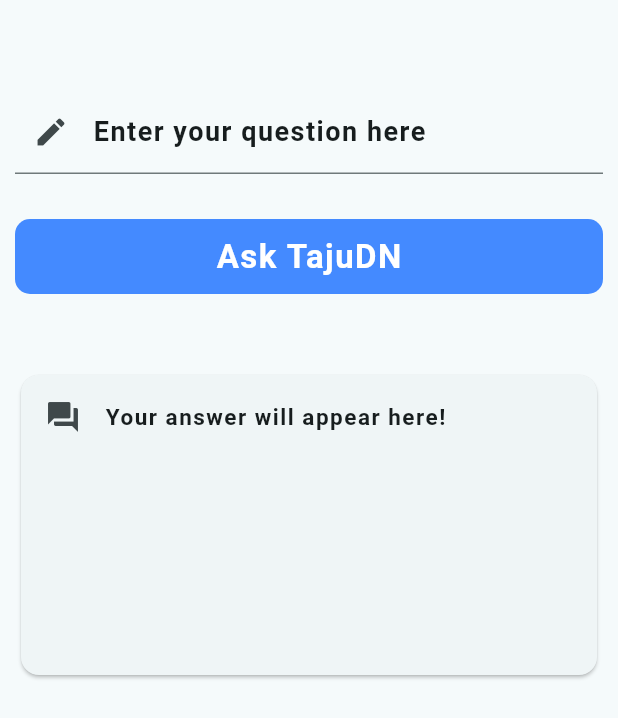
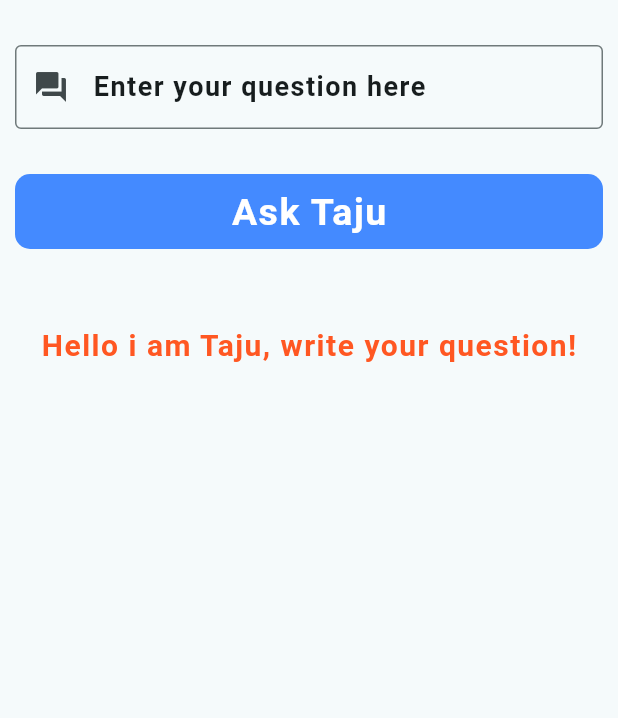
Before and after one commit to tajutechgh/springai_mobile_app, a Flutter app: the ChatAiModelScreen widget shown alone on an empty page, opened directly, on a phone screen of 412 x 824 dp. Shown: the top 718 px of the screen. Run offline on Flutter 3.47's test engine with Material 3 defaults, Android fonts, the phone set to English and light mode, and no system bars; our stand-ins replace get, google_fonts, shared_preferences; accounts and stored records are empty; network calls fail.

Commit message:
added ask Taju chat model funtionality

```diff
--- /dev/null
+++ b/lib/endpoints/base_url.dart
@@ -0,0 +1,22 @@
+import 'package:springai_mobile_app/endpoints/platform_os.dart';
+
+class BaseUrl {
+
+  static const String _androidBase = "http://10.0.2.2:8080";
+  static const String _iosBase = "http://localhost:8080";
+  static const String _defaultBase = "https://api.default-app.com";
+
+  static String get base {
+
+    if (PlatformOs.isAndroid) return _androidBase;
+
+    if (PlatformOs.isIOS) return _iosBase;
+
+    return _defaultBase;
+  }
+
+  // endpoints
+  static String getAskTajuDNChatModel(String prompt) => "$base/tajutechgh/ai/v1/ask/options?prompt=$prompt";
+  static String get generateImageModel => "$base/tajutechgh/ai/v1/generate/image/options";
+  static String get prepareRecipeModel => "$base/tajutechgh/ai/v1/get/recipe";
+}
--- a/lib/screens/chat_ai_model_screen.dart
+++ b/lib/screens/chat_ai_model_screen.dart
@@ -1,5 +1,8 @@
 import 'package:flutter/material.dart';
+import 'package:get/get.dart';
 import 'package:google_fonts/google_fonts.dart';
+
+import '../services/gen_ai_service.dart';
 
 class ChatAiModelScreen extends StatefulWidget {
   const ChatAiModelScreen({super.key});
@@ -9,102 +12,209 @@ class ChatAiModelScreen extends StatefulWidget {
 }
 
 class _ChatAiModelScreenState extends State<ChatAiModelScreen> {
+  final GlobalKey<FormState> _formKey = GlobalKey<FormState>();
+  late String askQuestionText;
+  bool _isLoading = false;
 
-  final GlobalKey<FormState> _formKey = GlobalKey<FormState>();
-  late String question;
+  late Future<String?> futureAskTajuDNChatModelAnswer;
+  late Future<String?>  getTajuDNAnswer;
+
+  @override
+  void initState() {
+    super.initState();
+    _refreshChatAiModelScreen();
+  }
+
+  void _refreshChatAiModelScreen(){
+    setState(() {
+      getTajuDNAnswer = GenAiService.getAskTajuDNResponse();
+      _isLoading = false;
+    });
+  }
+
+  void askQuestion() async {
+
+    if (!_formKey.currentState!.validate()) return;
+
+    setState(() {
+      _isLoading = true;
+      futureAskTajuDNChatModelAnswer =  GenAiService.getTajuDNChatModelAnswer(askQuestionText);
+    });
+
+    try {
+      // Await so loading indicator can reflect the request state.
+      await futureAskTajuDNChatModelAnswer;
+
+    } catch (exception) {
+
+      // Handle error if needed
+      throw("An error occurred while processing your form");
+
+    } finally {
+
+      if (mounted) {
+        _refreshChatAiModelScreen();
+      }
+    }
+  }
+
+  // clear the answer
+  void clearAnswer( ) async{
+    GenAiService.clearSharedPreferencesStorage();
+    _refreshChatAiModelScreen();
+  }
 
   @override
   Widget build(BuildContext context) {
-
-    return Padding(
+    return SingleChildScrollView(
       padding: const EdgeInsets.all(10),
       child: Column(
+        crossAxisAlignment: CrossAxisAlignment.center,
         children: [
           Form(
             key: _formKey,
             child: Column(
               mainAxisAlignment: MainAxisAlignment.center,
               children: [
-                    SizedBox(height: 50,),
+                SizedBox(height: 20,),
                 TextFormField(
-                      onChanged: (value){
-                           question = value;
+                  minLines: 1,
+                  maxLines: null,
+                  onChanged: (value) {
+                    askQuestionText = value;
                   },
-                      validator: (value){
-                        if(value!.isEmpty) {
-                          return "Question must not be empty!" ;
-                        } else{
+                  validator: (value) {
+                    if (value == null || value.isEmpty) {
+                      return "Question must not be empty!";
+                    }
                     return null;
-                        }
                   },
                   decoration: InputDecoration(
+                    border: OutlineInputBorder(),
                     label: Text(
                       "Enter your question here",
                       style: GoogleFonts.roboto(
                         textStyle: Theme.of(context).textTheme.displayLarge,
                         fontSize: 18,
                         fontWeight: FontWeight.bold,
-                                fontStyle: FontStyle.normal,
                         letterSpacing: 1,
                       ),
                     ),
-                          focusColor: Colors.blue,
-                          prefixIcon: Icon(
-                            Icons.edit,
-                          )
+                    prefixIcon: const Icon(Icons.question_answer),
                   ),
                 ),
-                    SizedBox(height: 30,),
+                const SizedBox(height: 30),
                 InkWell(
-                      onTap: (){
-
-                      },
+                  onTap: _isLoading ? null : askQuestion,
                   child: Container(
                     height: 50,
-                        width: MediaQuery.of(context).size.width-20,
+                    width: MediaQuery.of(context).size.width - 20,
                     decoration: BoxDecoration(
                       color: Colors.blueAccent,
                       borderRadius: BorderRadius.circular(10),
                     ),
                     child: Center(
-                            child: Text(
-                              "Ask TajuDN",
+                      child: _isLoading
+                          ? const CircularProgressIndicator(
+                        valueColor: AlwaysStoppedAnimation<Color>(Colors.white),
+                      )
+                          : Text(
+                        "Ask Taju",
                         style: GoogleFonts.roboto(
                           textStyle: Theme.of(context).textTheme.displayLarge,
-                                  fontSize: 22,
+                          fontSize: 25,
                           fontWeight: FontWeight.bold,
-                                  fontStyle: FontStyle.normal,
                           letterSpacing: 1,
-                                  color: Colors.white
-                              ),
-                            )
+                          color: Colors.white,
                         ),
                       ),
                     ),
-                    SizedBox(height: 50,),
+                  ),
+                ),
+                const SizedBox(height: 50),
+                if (getTajuDNAnswer.isBlank == true)
                   Card(
                     child: SizedBox(
-                        height: 200,
                       child: ListTile(
-                          leading: Icon(Icons.question_answer),
+                        leading: const Icon(Icons.question_answer_outlined),
                         title: Text(
                           'Your answer will appear here!',
                           style: GoogleFonts.roboto(
-                                textStyle: Theme.of(context).textTheme.displayLarge,
                             fontSize: 15,
-                                fontWeight: FontWeight.bold,
-                                fontStyle: FontStyle.normal,
                             letterSpacing: 1,
                           ),
                         ),
                       ),
                     ),
+                  )
+                else
+                  FutureBuilder<String?>(
+                    future: getTajuDNAnswer,
+                    builder: (context, snapshot) {
+                      if (snapshot.connectionState == ConnectionState.waiting) {
+                        return const Center(child: CircularProgressIndicator());
+                      } else if (snapshot.hasError) {
+                        return Center(child: Text('Error: ${snapshot.error}'));
+                      } else if (snapshot.data == null || snapshot.data!.isEmpty) {
+                        return Center(
+                            child: Text(
+                              'Hello i am Taju, write your question!',
+                              style: GoogleFonts.roboto(
+                                  fontSize: 20,
+                                  fontWeight: FontWeight.bold,
+                                  letterSpacing: 1,
+                                color: Colors.deepOrange
                               ),
-                  ]
                             )
+                        );
+                      } else {
+                        final response = snapshot.data!;
+                        return Column(
+                          children: [
+                            Row(
+                              children: [
+                                  Icon(Icons.delete, size: 25, color: Colors.red,),
+                                  TextButton(
+                                      onPressed: (){
+                                          clearAnswer();
+                                      },
+                                      child: Text(
+                                          "Clear The Answer",
+                                          style: GoogleFonts.roboto(
+                                              fontSize: 15,
+                                              fontWeight: FontWeight.bold,
+                                              letterSpacing: 1,
+                                              color: Colors.red
+                                          ),
+                                      ),
+                                  ),
+                              ],
+                            ),
+                            Card(
+                              child: Padding(
+                                padding: const EdgeInsets.all(12),
+                                child: Text(
+                                  // answer
+                                  response,
+                                  style: GoogleFonts.roboto(
+                                    fontSize: 15,
+                                    fontWeight: FontWeight.bold,
+                                    letterSpacing: 1,
+                                  ),
+                                ),
+                              ),
+                            ),
+                          ],
+                        );
+                      }
+                    },
+                  ),
+              ],
+            ),
           ),
         ],
       ),
     );
   }
+
 }
--- a/lib/screens/home_screen.dart
+++ b/lib/screens/home_screen.dart
@@ -24,13 +24,14 @@ class _HomeScreenState extends State<HomeScreen> {
           elevation: 5.0,
           title: Center(
               child: Text(
-                "TajuDN AI App",
-                style: GoogleFonts.honk(
+                "Taju Ai App",
+                style: GoogleFonts.roboto(
                   textStyle: Theme.of(context).textTheme.displayLarge,
                   fontSize: 40,
                   fontWeight: FontWeight.bold,
                   fontStyle: FontStyle.normal,
-                  letterSpacing: 1
+                  letterSpacing: 1,
+                  color: Colors.white
                 )
               )
           ),
--- a/lib/screens/navigation_screen.dart
+++ b/lib/screens/navigation_screen.dart
@@ -32,15 +32,16 @@ class _NavigationScreenState extends State<NavigationScreen> {
           title: Padding(
             padding: EdgeInsets.all(10),
               child: Text(
-                "TajuDN AI App",
-                style: GoogleFonts.honk(
+                  "Taju Ai App",
+                  style: GoogleFonts.roboto(
                       textStyle: Theme.of(context).textTheme.displayLarge,
                       fontSize: 40,
                       fontWeight: FontWeight.bold,
                       fontStyle: FontStyle.normal,
-                    letterSpacing: 1
+                      letterSpacing: 1,
+                      color: Colors.white
                   )
-            ),
+              )
           ),
         ),
       ),
@@ -60,12 +61,12 @@ class _NavigationScreenState extends State<NavigationScreen> {
             currentPageIndex = index;
           });
         },
-        indicatorColor: Colors.amber,
+        indicatorColor: Colors.orangeAccent,
         selectedIndex: currentPageIndex,
         destinations: [
           NavigationDestination(
             icon: Image.asset("assets/icons/chat.png", width: 35,),
-            label: 'Ask TajuDN',
+            label: 'Ask Taju',
           ),
           NavigationDestination(
             icon: Image.asset("assets/icons/picture.png", width: 35,),
--- a/lib/screens/widgets/chat_ai_model_widget.dart
+++ b/lib/screens/widgets/chat_ai_model_widget.dart
@@ -31,10 +31,10 @@ class ChatAiModelWidget extends StatelessWidget {
               child: Row(
                 mainAxisAlignment: MainAxisAlignment.center,
                 children: [
-                  Image.asset("assets/icons/chat.png", width: 50,),
+                  Image.asset("assets/icons/chat.png", width: 60,),
                   SizedBox(width: 10,),
                   Text(
-                    "Ask TajuDN",
+                    "Ask Taju",
                     style: GoogleFonts.roboto(
                       textStyle: Theme.of(context).textTheme.displayLarge,
                       fontSize: 30,
--- a/lib/screens/widgets/image_generation_model_widget.dart
+++ b/lib/screens/widgets/image_generation_model_widget.dart
@@ -32,7 +32,7 @@ class ImageGenerationModelWidget extends StatelessWidget {
               child: Row(
                 mainAxisAlignment: MainAxisAlignment.center,
                 children: [
-                  Image.asset("assets/icons/picture.png", width: 50,),
+                  Image.asset("assets/icons/picture.png", width: 60,),
                   SizedBox(width: 10,),
                   Text(
                     "Generate Image",
--- a/lib/screens/widgets/recipe_preparation_model_widget.dart
+++ b/lib/screens/widgets/recipe_preparation_model_widget.dart
@@ -32,7 +32,7 @@ class RecipePreparationModelWidget extends StatelessWidget {
               child: Row(
                 mainAxisAlignment: MainAxisAlignment.center,
                 children: [
-                  Image.asset("assets/icons/recipe.png", width: 50,),
+                  Image.asset("assets/icons/recipe.png", width: 60,),
                   SizedBox(width: 10,),
                   Text(
                     "Prepare Recipe",
--- /dev/null
+++ b/lib/services/gen_ai_service.dart
@@ -0,0 +1,58 @@
+import 'package:flutter/foundation.dart';
+import 'package:http/http.dart' as http;
+import 'package:shared_preferences/shared_preferences.dart';
+
+import '../endpoints/base_url.dart';
+
+class GenAiService {
+
+  // Ask TajuDN
+  static Future<String?> getTajuDNChatModelAnswer(String question) async {
+
+    // clear the previous chat before continuing
+    clearSharedPreferencesStorage();
+
+    final response = await http.get(
+
+      Uri.parse(BaseUrl.getAskTajuDNChatModel(question)),
+
+      headers: {
+        'Content-Type': 'text/plain; charset=utf-8',
+      },
+
+    );
+
+    if (response.statusCode == 200) {
+
+      final outputData = response.body;
+
+      final prefs = await SharedPreferences.getInstance();
+
+      await prefs.setString("answer",  outputData);
+
+    } else {
+
+      if (kDebugMode) {
+        print('Error: Status Code ${response.statusCode} - ${response.body}');
+      }
+
+      throw Exception('API error ${response.statusCode}: ${response.body}');
+    }
+  }
+
+  // get the the chat response
+  static Future<String?> getAskTajuDNResponse() async {
+
+    final prefs = await SharedPreferences.getInstance();
+
+    return prefs.getString("answer");
+  }
+
+  // clear shared preferences
+  static Future<void> clearSharedPreferencesStorage() async{
+
+    final prefs = await SharedPreferences.getInstance();
+
+    await prefs.remove("answer");
+  }
+}
--- a/pubspec.yaml
+++ b/pubspec.yaml
@@ -36,6 +36,9 @@ dependencies:
   cupertino_icons: ^1.0.8
   google_fonts: ^6.3.2
   flutter_svg: ^2.2.1
+  http: ^1.5.0
+  get: ^4.7.2
+  shared_preferences: ^2.5.3
 
 dev_dependencies:
   flutter_test:
```
Also changed, not shown: lib/endpoints/platform_os.dart (added, +10 -0 lines), pubspec.lock. Lines whose indentation alone changed are shown as unchanged.
